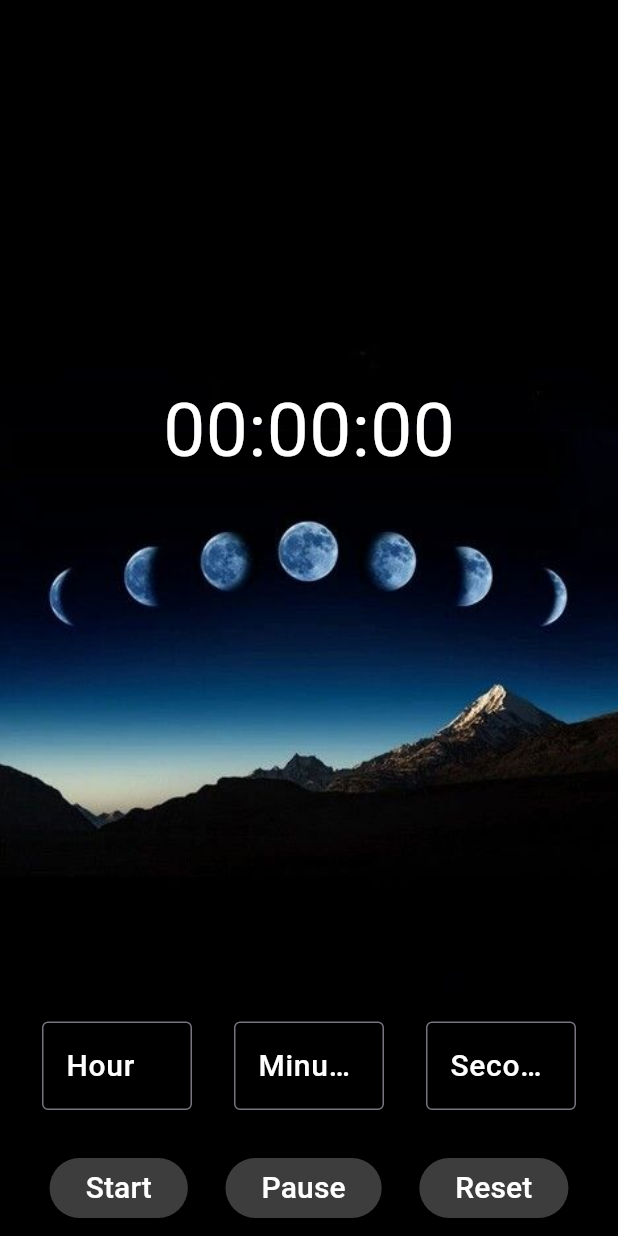
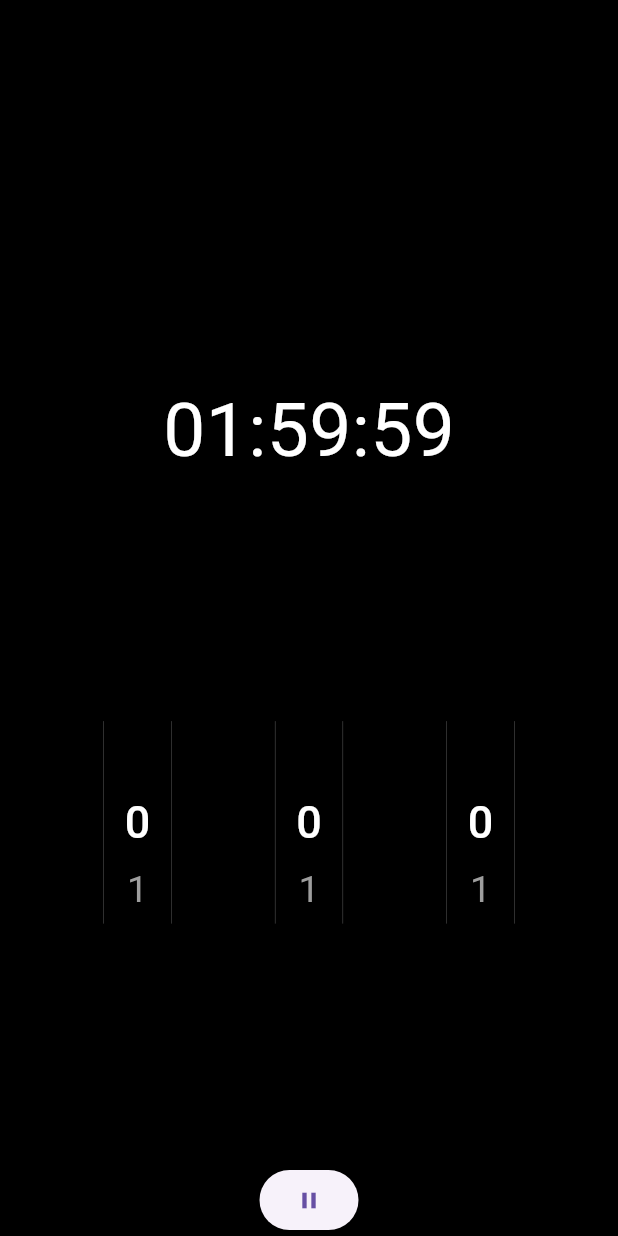
Before and after one commit to Avesh6754/clock_app_task, a Flutter app: the Timerpage screen opened directly, on a phone screen of 412 x 824 dp. Run offline on Flutter 3.47's test engine with Material 3 defaults, Android fonts, the phone set to English and light mode, and no system bars; drawn by our look-alikes of numberpicker; missing offline and left inert: animated_analog_clock, animated_icon.

Commit message:
13-08-2024

```diff
--- a/lib/main.dart
+++ b/lib/main.dart
@@ -2,6 +2,7 @@ import 'package:clock_app_task/screens/Analog_clock/analog_clock.dart';
 import 'package:clock_app_task/screens/Timer/timer.dart';
 import 'package:clock_app_task/screens/digital_clock.dart';
 import 'package:clock_app_task/screens/strap_watch/strap_watch.dart';
+import 'package:clock_app_task/screens/wheelclock/wheelclock.dart';
 import 'package:flutter/material.dart';
 
 void main()
@@ -17,10 +18,11 @@ class Myapp extends StatelessWidget {
     return MaterialApp(
       debugShowCheckedModeBanner: false,
       routes: {
-        '/':(context)=>DigitalClock(),
+        '/time':(context)=>DigitalClock(),
         '/analog':(context)=>AnalogClock(),
         '/strap':(context)=>StrapWatch(),
-        '/timepage':(context)=>Timerpage(),
+        '/':(context)=>Timerpage(),
+        '/timepage':(context)=>wheel(),
       },
     );
   }
--- a/lib/screens/Timer/timer.dart
+++ b/lib/screens/Timer/timer.dart
@@ -1,7 +1,8 @@
 import 'dart:async';
-
+import 'package:animated_icon/animated_icon.dart';
 import 'package:clock_app_task/utils/global.dart';
 import 'package:flutter/material.dart';
+import 'package:numberpicker/numberpicker.dart';
 
 class Timerpage extends StatefulWidget {
   const Timerpage({super.key});
@@ -10,21 +11,29 @@ class Timerpage extends StatefulWidget {
   State<Timerpage> createState() => _TimerpageState();
 }
 
-class _TimerpageState extends State<Timerpage> {
-  void timewatchlogic() {
+class _TimerpageState extends State<Timerpage>
+{
+  int  _currenthour=0;
+  int  _currentminutes=0;
+  int  _currentsecond=0;
+  bool isplay=true;
+  void strapwatchlogic() {
     Timer.periodic(
       Duration(seconds: 1),
       (timer) {
         setState(() {
+          if(secondtimer!=0 || hourtimer!=0 || minutestimer!=0)
+            {
               if (stoptimer) {
                 secondtimer--;
-            if (secondtimer < 0) {
+                if (secondtimer < 0 ) {
                   minutestimer--;
                   secondtimer = 59;
                   if (minutestimer < 0) {
                     hourtimer--;
                     minutestimer = 59;
                     secondtimer = 59;
+                  }
                 }
               }
             }
@@ -37,7 +46,8 @@ class _TimerpageState extends State<Timerpage> {
   void initState() {
     // TODO: implement initState
     super.initState();
-    timewatchlogic();
+    strapwatchlogic();
+
   }
 
   @override
@@ -47,145 +57,126 @@ class _TimerpageState extends State<Timerpage> {
           height: double.infinity,
           width: double.infinity,
           decoration: const BoxDecoration(
-            image: DecorationImage(
-                image: AssetImage('assets/image/8.jpg'), fit: BoxFit.cover),
+            color: Colors.black
+            // image: DecorationImage(
+            //     image: AssetImage('assets/image/8.jpg'), fit: BoxFit.cover),
           ),
           alignment: Alignment.center,
           child: Stack(alignment: Alignment.center, children: [
             Text(
-              "${hour.toString().padLeft(2, '0')}:${minutes.toString().padLeft(2, '0')}:${second.toString().padLeft(2, '0')}",
+              "${hourtimer.toString().padLeft(2, '0')}:${minutestimer.toString().padLeft(2, '0')}:${secondtimer.toString().padLeft(2, '0')}",
               style: const TextStyle(
                   color: Colors.white, fontSize: 50, height: -5),
             ),
             Column(
               mainAxisAlignment: MainAxisAlignment.end,
               children: [
+                Spacer(flex: 3,),
                 Row(
                   mainAxisAlignment: MainAxisAlignment.spaceEvenly,
                   children: [
-                    SizedBox(
-                      width: 100,
-                      child: TextField(
-                        controller: myhour,
-                        keyboardType: TextInputType.number,
-                        style: TextStyle(fontSize: 18,color: Colors.white),
-                        decoration: const InputDecoration(
 
-                          border: OutlineInputBorder(),
-                          labelText: 'Hour',
-                          labelStyle: TextStyle(
-                              fontSize: 20,
+                    Container(
+                      alignment: Alignment.center,
+                      decoration: BoxDecoration(
+                        border: Border.symmetric(vertical: BorderSide(color: Colors.grey,width: 0.2)),
+                      ),
+                      child: NumberPicker(
+                        axis: Axis.vertical,
+                        itemHeight: 45,
+                        itemWidth: 45.0,
+                        step: 1,
+
+                        selectedTextStyle: const TextStyle(
+                          fontSize: 30,
+                          color: Colors.white,
                           fontWeight: FontWeight.w500,
-                              color: Colors.white),
-
-                          hintText: 'Enter',
-                          hintStyle: TextStyle(
-                              fontSize: 16,
-                              fontWeight: FontWeight.bold,
-                              color: Colors.white54),
+                        ),
+                        textStyle: const TextStyle(
+                          color: Colors.grey,
+                          fontSize: 25,
+                        ),
+                        itemCount: 3,
+                        value: _currenthour,
+                        minValue: 0,
+                        maxValue: 99,
+                        onChanged: (v) {
+                          setState(() {
+                            _currenthour = v;
+                          });
+                        },
                       ),
                     ),
+                    Container(
+                      alignment: Alignment.center,
+                      decoration: BoxDecoration(
+                        border: Border.symmetric(vertical: BorderSide(color: Colors.grey,width: 0.2)),
                       ),
-                    SizedBox(
-                      width: 100,
-                      child: TextField(
-                        controller: myminutes,
-                        style: TextStyle(fontSize: 18,color: Colors.white),
-                        keyboardType: TextInputType.number,
-                        decoration: const InputDecoration(
-                          border: OutlineInputBorder(),
-                          labelText: 'Minutes',
-                          labelStyle: TextStyle(
-                              fontSize: 20,
+                      child: NumberPicker(
+                        axis: Axis.vertical,
+                        itemHeight: 45,
+                        itemWidth: 45.0,
+                        step: 1,
+                        selectedTextStyle: const TextStyle(
+                          fontSize: 30,
+                          color: Colors.white,
                           fontWeight: FontWeight.w500,
-                              color: Colors.white),
-                          hintText: 'Enter',
-                          hintStyle: TextStyle(
-                              fontSize: 16,
-                              fontWeight: FontWeight.bold,
-                              color: Colors.white54),
+                        ),
+                        textStyle: const TextStyle(
+                          color: Colors.grey,
+                          fontSize: 25,
+                        ),
+                        itemCount: 3,
+                        value: _currentminutes,
+                        minValue: 0,
+                        maxValue: 59,
+                        onChanged: (v) {
+                          setState(() {
+                            _currentminutes = v;
+                          });
+                        },
                       ),
                     ),
+                    Container(
+                      alignment: Alignment.center,
+                      decoration: BoxDecoration(
+                        border: Border.symmetric(vertical: BorderSide(color: Colors.grey,width: 0.2)),
                       ),
-                    SizedBox(
-                      width: 100,
-                      child: TextField(
-                        controller: mysecond,
-                        style: TextStyle(fontSize: 18,color: Colors.white),
-                        keyboardType: TextInputType.number,
-                        decoration: const InputDecoration(
-                          border: OutlineInputBorder(),
-                          labelText: 'Second',
-                          labelStyle: TextStyle(
-                              fontSize: 20,
+                      child: NumberPicker(
+                        axis: Axis.vertical,
+                        itemHeight: 45,
+                        itemWidth: 45.0,
+                        step: 1,
+                        selectedTextStyle: const TextStyle(
+                          fontSize: 30,
+                          color: Colors.white,
                           fontWeight: FontWeight.w500,
-                              color: Colors.white),
-                          hintText: 'Enter',
-                          hintStyle: TextStyle(
-                              fontSize: 16,
-                              fontWeight: FontWeight.bold,
-                              color: Colors.white54),
                         ),
+                        textStyle: const TextStyle(
+                          color: Colors.grey,
+                          fontSize: 25,
+                        ),
+                        itemCount: 3,
+                        value: _currentsecond,
+                        minValue: 0,
+                        maxValue: 59,
+                        onChanged: (v) {
+                          setState(() {
+                            _currentsecond = v;
+                          });
+                        },
                       ),
                     ),
                   ],
                 ),
-                SizedBox(height: 20,),
-                Padding(
-                  padding: const EdgeInsets.all(8.0),
-                  child: Row(
-                      mainAxisAlignment: MainAxisAlignment.spaceEvenly,
-                      children: [
-                        ElevatedButton(
-                          style: ButtonStyle(
-                              backgroundColor:
-                                  WidgetStateProperty.all(Colors.white24)),
-                          onPressed: () {
+                Spacer(),
+                ElevatedButton(onPressed: () {
                   setState(() {
-                              stoptimer = true;
-                              secondtimer=int.parse(mysecond.text);
-                              minutestimer=int.parse(myminutes.text);
-                              hourtimer=int.parse(myhour.text);
+                    isplay=!isplay;
+                    (isplay==false)?stoptimer=false:stoptimer=true;
                   });
-                          },
-                          child: const Text(
-                            'Start',
-                            style: TextStyle(fontSize: 20, color: Colors.white),
-                          ),
-                        ),
-                        ElevatedButton(
-                          style: ButtonStyle(
-                              backgroundColor:
-                                  WidgetStateProperty.all(Colors.white24)),
-                          onPressed: () {
-                            setState(() {
-                              stoptimer = false;
-                            });
-                          },
-                          child: const Text(
-                            'Pause',
-                            style: TextStyle(fontSize: 20, color: Colors.white),
-                          ),
-                        ),
-                        ElevatedButton(
-                          style: ButtonStyle(
-                              backgroundColor:
-                                  WidgetStateProperty.all(Colors.white24)),
-                          onPressed: () {
-                            setState(() {
-                              stoptimer = false;
-                              secondtimer = 0;
-                              minutestimer = 0;
-                              hourtimer = 0;
-                            });
-                          },
-                          child: const Text(
-                            'Reset',
-                            style: TextStyle(fontSize: 20, color: Colors.white),
-                          ),
-                        ),
-                      ]),
-                ),
+                }, child: Icon((isplay==false) ? Icons.play_arrow : Icons.pause))
+
               ],
             )
           ])),
--- /dev/null
+++ b/lib/screens/wheelclock/wheelclock.dart
@@ -0,0 +1,48 @@
+import 'package:flutter/material.dart';
+import 'package:numberpicker/numberpicker.dart';
+
+class wheel extends StatefulWidget {
+  const wheel({super.key});
+
+  @override
+  State<wheel> createState() => _wheelState();
+}
+
+class _wheelState extends State<wheel> {
+
+  @override
+  Widget build(BuildContext context) {
+
+    return Scaffold(
+      body: Container(
+        height: double.infinity,
+        width: double.infinity,
+        color: Colors.black,
+        child:Column(
+
+
+          children: [
+
+            GestureDetector(
+              onTap: () {
+
+              },
+              child: Container(
+                height: 60,
+                width: 60,
+                decoration: BoxDecoration(
+                  shape: BoxShape.circle,
+
+                  border: Border.all(color: Colors.grey,width: 0.5),
+
+                ),
+                child: Icon(Icons.square_rounded,color: Colors.grey,),
+              ),
+            ),
+            Spacer(),
+          ],
+        ),
+      ),
+    );
+  }
+}
--- a/lib/utils/global.dart
+++ b/lib/utils/global.dart
@@ -30,9 +30,9 @@ var second=0;
 var minutes=0;
 var hour=0;
 bool stop=false;
-var secondtimer=0;
-var minutestimer=0;
-var hourtimer=0;
+var secondtimer=59;
+var minutestimer=59;
+var hourtimer=1;
 bool stoptimer=false;
 
 TextEditingController myminutes = TextEditingController();
--- a/pubspec.yaml
+++ b/pubspec.yaml
@@ -38,6 +38,8 @@ dependencies:
   one_clock: ^2.0.1
   flutter_analog_clock: ^1.0.3
   animated_analog_clock: ^0.1.0
+  animated_icon: ^0.0.9
+  numberpicker: ^2.1.2
 
 dev_dependencies:
   flutter_test:
```
Also changed, not shown: lib/screens/strap_watch/strap_watch.dart (indentation only), pubspec.lock. Lines whose indentation alone changed are shown as unchanged.
